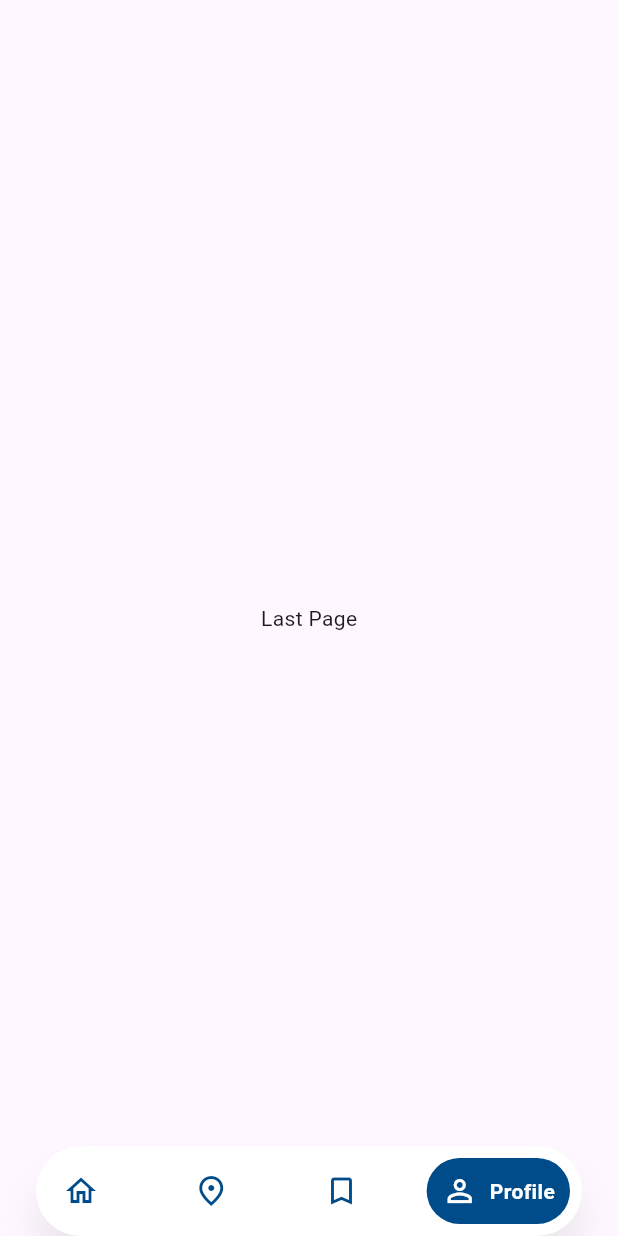
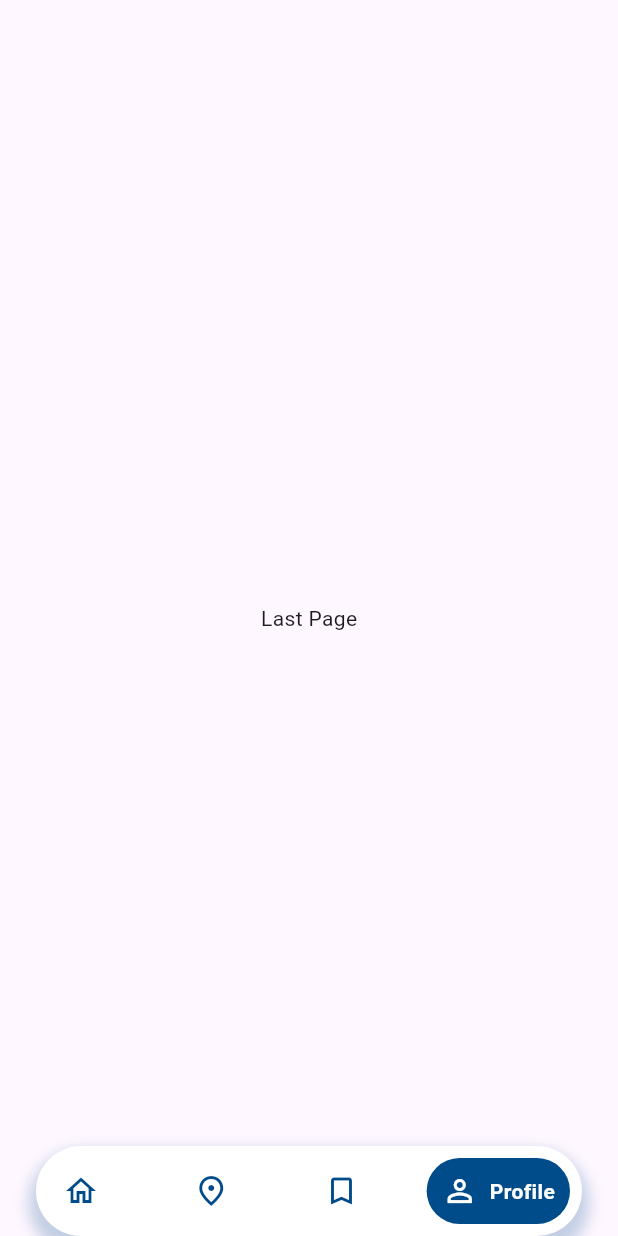
Before and after one commit to DartMaskedGuy/how_far_uni, a Flutter app: the MainPage screen opened directly, item 4 of the bottom bar chosen, on a phone screen of 412 x 824 dp. Run offline on Flutter 3.47's test engine with Material 3 defaults, Android fonts, the phone set to English and light mode, and no system bars; drawn by our look-alikes of google_nav_bar; our stand-ins replace gap, google_fonts.

Commit message:
Updated UI 10%

```diff
--- a/lib/presentation/components/custom_search_bar.dart
+++ b/lib/presentation/components/custom_search_bar.dart
@@ -15,9 +15,10 @@ class CustomSearchBar extends StatelessWidget {
             child: Icon(Icons.search),
           ),
           hintText: 'Search for University...',
-          hintStyle: const TextStyle(color: Colors.grey),
+          hintStyle: const TextStyle(color: AppColors.grey),
+          suffixIcon: Icon(Icons.filter_list_rounded),
           filled: true,
-          fillColor: Colors.white,
+          fillColor: AppColors.white,
           border: OutlineInputBorder(
             borderSide: BorderSide(width: 2, color: AppColors.primaryColor),
             borderRadius: BorderRadius.circular(10),
--- a/lib/presentation/components/home_location_details.dart
+++ b/lib/presentation/components/home_location_details.dart
@@ -70,7 +70,7 @@ class HomeLocationDetails extends StatelessWidget {
                     ],
                   ),
                   Text(
-                    'Wuse, Abuja.',
+                    '121 Garki Street, Wuse, Abuja.',
                     style: GoogleFonts.poppins(
                       fontSize: 13,
                       fontWeight: FontWeight.bold,
--- a/lib/presentation/screens/main_page.dart
+++ b/lib/presentation/screens/main_page.dart
@@ -21,22 +21,23 @@ class _MainPageState extends State<MainPage> {
       extendBody: true,
       bottomNavigationBar: SafeArea(
         child: Container(
-          margin: EdgeInsetsDirectional.symmetric(horizontal: 24),
-          padding: EdgeInsetsDirectional.symmetric(horizontal: 8),
+          margin: const EdgeInsetsDirectional.symmetric(horizontal: 24),
+          padding: const EdgeInsetsDirectional.symmetric(horizontal: 8),
           decoration: BoxDecoration(
             color: AppColors.white,
             borderRadius: BorderRadius.circular(50),
             boxShadow: [
               BoxShadow(
-                color: Colors.grey.withAlpha(50),
-                blurRadius: 20,
-                offset: Offset(0, 20),
+                color: const Color(0x3C004B89),
+                blurRadius: 8,
+                spreadRadius: 5,
+                offset: Offset(0, 8),
               ),
             ],
           ),
           child: GNav(
             tabBackgroundColor: AppColors.primaryColor,
-            padding: EdgeInsets.all(10),
+            padding: const EdgeInsets.all(10),
             tabBorderRadius: 50,
             gap: 8,
             selectedIndex: currentIndex,
```
Also changed, not shown: lib/presentation/components/search_bottom_modal_sheet.dart (added, +69 -0 lines), lib/presentation/screens/home_page.dart (+3 -75 lines).
